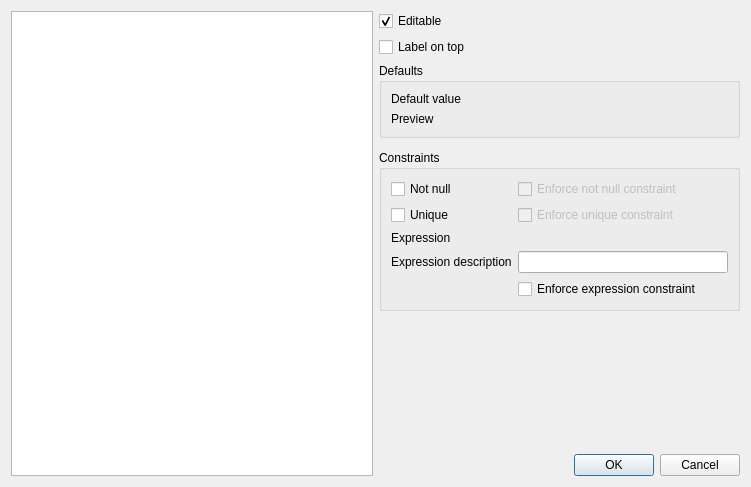
Old version of the form src/ui/qgsattributetypeedit.ui in the repository qgis/QGIS.
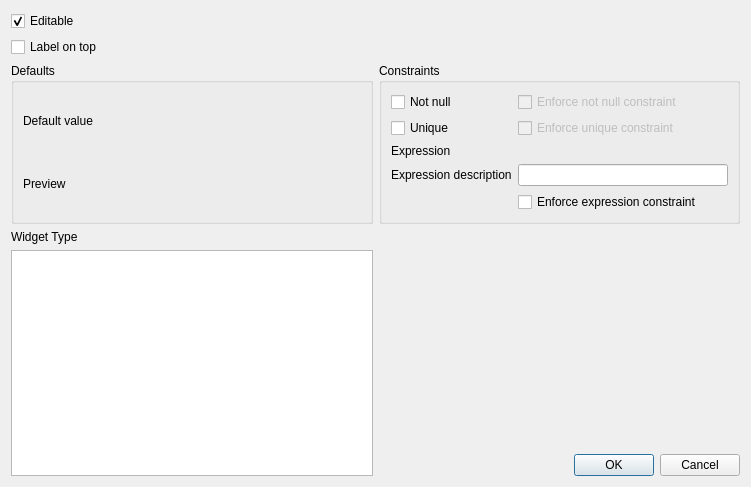
New version of the form. Custom widgets are drawn as their Qt base class.

Commit message: Rework the Edit widget properties dialog

The edit to the form file:
```diff
--- a/src/ui/qgsattributetypeedit.ui
+++ b/src/ui/qgsattributetypeedit.ui
@@ -14,10 +14,87 @@
    <string>Edit Widget Properties</string>
   </property>
   <layout class="QGridLayout" name="gridLayout">
-   <item row="5" column="1">
+   <item row="5" column="0" rowspan="3">
+    <widget class="QListWidget" name="selectionListWidget">
+     <property name="minimumSize">
+      <size>
+       <width>333</width>
+       <height>0</height>
+      </size>
+     </property>
+    </widget>
+   </item>
+   <item row="1" column="0">
+    <widget class="QCheckBox" name="labelOnTopCheckBox">
+     <property name="text">
+      <string>Label on top</string>
+     </property>
+     <property name="checked">
+      <bool>false</bool>
+     </property>
+    </widget>
+   </item>
+   <item row="7" column="1">
+    <widget class="QDialogButtonBox" name="buttonBox">
+     <property name="orientation">
+      <enum>Qt::Horizontal</enum>
+     </property>
+     <property name="standardButtons">
+      <set>QDialogButtonBox::Cancel|QDialogButtonBox::Ok</set>
+     </property>
+    </widget>
+   </item>
+   <item row="6" column="1">
     <widget class="QStackedWidget" name="stackedWidget"/>
    </item>
-   <item row="4" column="1">
+   <item row="2" column="0">
+    <widget class="QGroupBox" name="groupBox_2">
+     <property name="title">
+      <string>Defaults</string>
+     </property>
+     <layout class="QGridLayout" name="gridLayout_2" columnstretch="0,1">
+      <item row="1" column="0">
+       <widget class="QLabel" name="label_3">
+        <property name="text">
+         <string>Default value</string>
+        </property>
+       </widget>
+      </item>
+      <item row="2" column="0">
+       <widget class="QLabel" name="label_4">
+        <property name="text">
+         <string>Preview</string>
+        </property>
+       </widget>
+      </item>
+      <item row="1" column="1">
+       <widget class="QgsExpressionLineEdit" name="mExpressionWidget" native="true">
+        <property name="focusPolicy">
+         <enum>Qt::StrongFocus</enum>
+        </property>
+       </widget>
+      </item>
+      <item row="2" column="1">
+       <widget class="QLabel" name="mDefaultPreviewLabel">
+        <property name="text">
+         <string/>
+        </property>
+       </widget>
+      </item>
+     </layout>
+    </widget>
+   </item>
+   <item row="0" column="0">
+    <widget class="QCheckBox" name="isFieldEditableCheckBox">
+     <property name="text">
+      <string>Editable</string>
+     </property>
+     <property name="checked">
+      <bool>true</bool>
+     </property>
+    </widget>
+   </item>
+   <item row="2" column="1">
     <widget class="QgsCollapsibleGroupBox" name="groupBox">
      <property name="title">
       <string>Constraints</string>
@@ -104,73 +181,10 @@
      </layout>
     </widget>
    </item>
-   <item row="0" column="1">
-    <widget class="QCheckBox" name="isFieldEditableCheckBox">
+   <item row="4" column="0">
+    <widget class="QLabel" name="label_5">
      <property name="text">
-      <string>Editable</string>
-     </property>
-     <property name="checked">
-      <bool>true</bool>
-     </property>
-    </widget>
-   </item>
-   <item row="2" column="1">
-    <widget class="QGroupBox" name="groupBox_2">
-     <property name="title">
-      <string>Defaults</string>
-     </property>
-     <layout class="QGridLayout" name="gridLayout_2" columnstretch="0,1">
-      <item row="0" column="0">
-       <widget class="QLabel" name="label_3">
-        <property name="text">
-         <string>Default value</string>
-        </property>
-       </widget>
-      </item>
-      <item row="1" column="0">
-       <widget class="QLabel" name="label_4">
-        <property name="text">
-         <string>Preview</string>
-        </property>
-       </widget>
-      </item>
-      <item row="0" column="1">
-       <widget class="QgsExpressionLineEdit" name="mExpressionWidget" native="true">
-        <property name="focusPolicy">
-         <enum>Qt::StrongFocus</enum>
-        </property>
-       </widget>
-      </item>
-      <item row="1" column="1">
-       <widget class="QLabel" name="mDefaultPreviewLabel">
-        <property name="text">
-         <string/>
-        </property>
-       </widget>
-      </item>
-     </layout>
-    </widget>
-   </item>
-   <item row="1" column="1">
-    <widget class="QCheckBox" name="labelOnTopCheckBox">
-     <property name="text">
-      <string>Label on top</string>
-     </property>
-     <property name="checked">
-      <bool>false</bool>
-     </property>
-    </widget>
-   </item>
-   <item row="0" column="0" rowspan="7">
-    <widget class="QListWidget" name="selectionListWidget"/>
-   </item>
-   <item row="6" column="1">
-    <widget class="QDialogButtonBox" name="buttonBox">
-     <property name="orientation">
-      <enum>Qt::Horizontal</enum>
-     </property>
-     <property name="standardButtons">
-      <set>QDialogButtonBox::Cancel|QDialogButtonBox::Ok</set>
+      <string>Widget Type</string>
      </property>
     </widget>
    </item>
```
Left out of the diff: 2 changed lines with no effect on the pictures.
